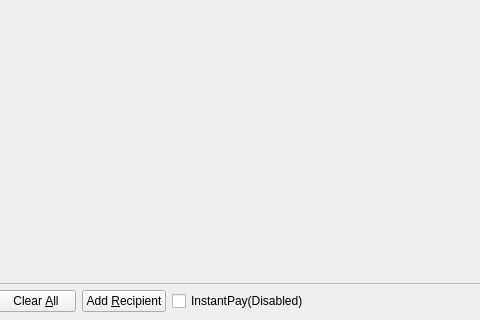
Before: the Qt Designer form src/qt/forms/sendcoinsdialog.ui in Mythicaler/Smartcoin-core, drawn with Qt 5; both pictures show x 171 to 651 and y 206 to 526 of the 850 by 526 pixel window.
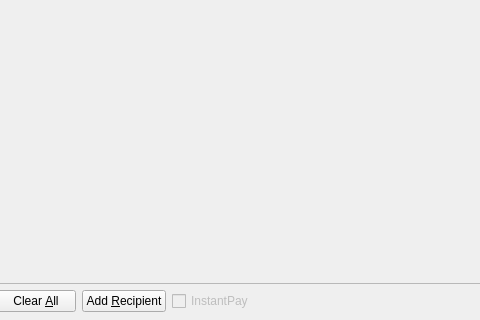
After: the same form once the commit is applied. Icons and pictures are not drawn. Custom widgets are drawn as their Qt base class.

Commit message: zerocoin GUI removal, instantpay disable

What changed in the file:
```diff
--- a/src/qt/forms/sendcoinsdialog.ui
+++ b/src/qt/forms/sendcoinsdialog.ui
@@ -728,11 +728,14 @@
      <item>
       <widget class="QCheckBox" name="checkUseInstantSend">
        <property name="text">
-        <string>InstantPay(Disabled)</string>
+        <string>InstantPay</string>
        </property>
        <property name="checked">
         <bool>false</bool>
        </property>
+       <property name="enabled">
+        <bool>false</bool>
+       </property>
       </widget>
      </item>
      <item>
```
The commit also changes 2 other files.
